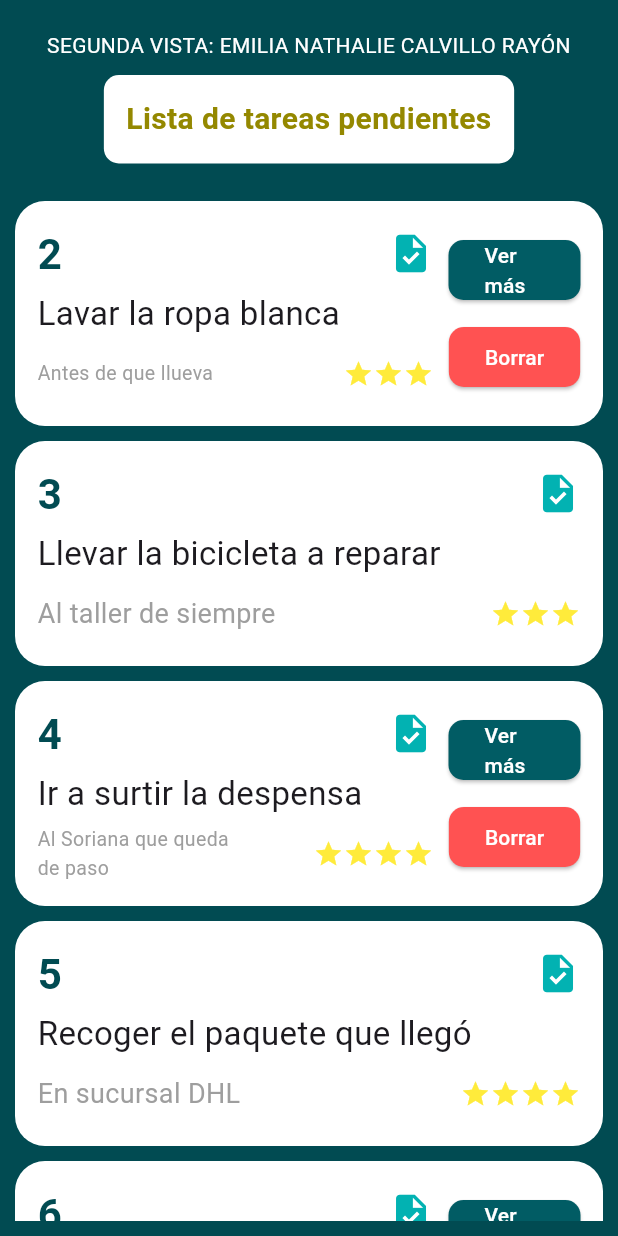
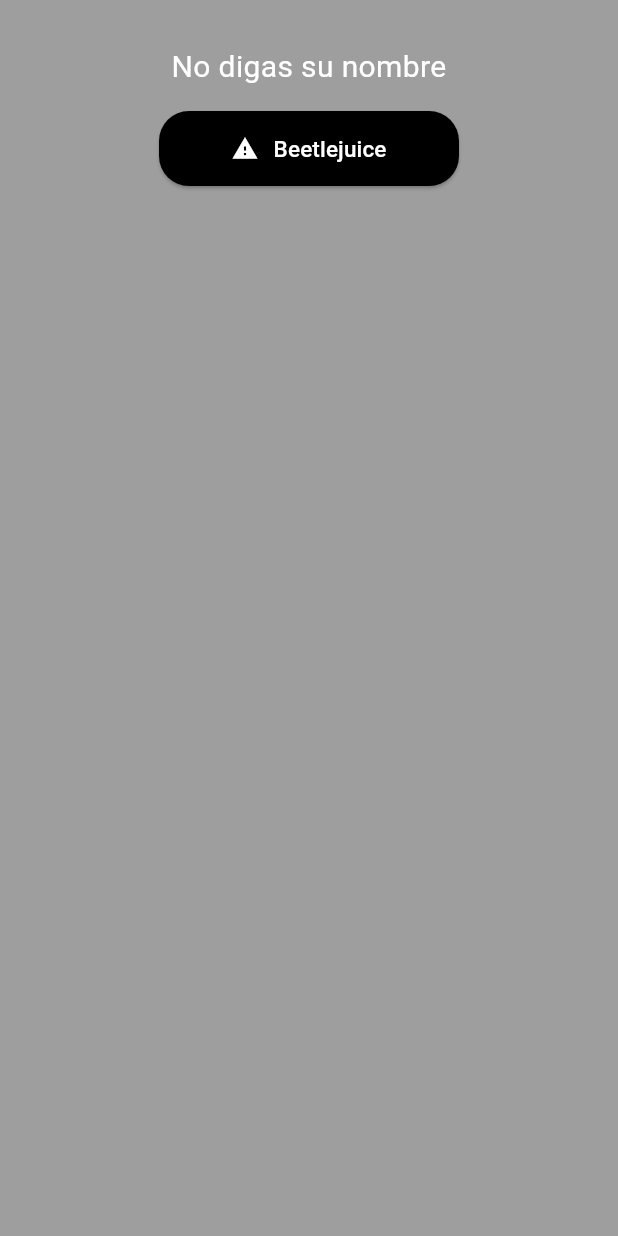
Before and after one commit to Fundamentos-Moviles/examen-i-emilia-calvillo, a Flutter app: the Home screen opened directly, after a tap on "Ver más", on a phone screen of 412 x 824 dp. Run offline on Flutter 3.47's test engine with Material 3 defaults, Android fonts, the phone set to English and light mode, and no system bars.

Commit message:
Quinto commit, more_info terminado

```diff
--- a/lib/home.dart
+++ b/lib/home.dart
@@ -1,3 +1,4 @@
+import 'package:examen1/more_info.dart';
 import 'package:flutter/material.dart';
 import 'package:examen1/utils/constants.dart' as con;
 
@@ -138,7 +139,16 @@ class CreateFirstCard extends StatelessWidget {
 
   @override
   Widget build(BuildContext context) {
-    return Container(
+    return GestureDetector(
+      onTap: () {
+        Navigator.push(
+          context,
+          MaterialPageRoute(
+            builder: (context) => MoreInfo(),
+          ),
+        );
+      },
+      child: Container(
         padding: EdgeInsets.all(15.0),
         height: 150.0,
         decoration: BoxDecoration(
@@ -210,9 +220,11 @@ class CreateFirstCard extends StatelessWidget {
             ),
           ],
         ),
+      ),
     );
   }
 }
+
 
 // SecondCard class
 class CreateSecondCard extends StatelessWidget {
@@ -318,7 +330,7 @@ class CreateSecondCard extends StatelessWidget {
               children: [
                 ElevatedButton(
                   onPressed: () {
-                    //
+                    Navigator.push(context, MaterialPageRoute(builder: (context) => MoreInfo()));
                   },
                   style: ElevatedButton.styleFrom(
                     backgroundColor: con.background2,
--- a/lib/main.dart
+++ b/lib/main.dart
@@ -1,5 +1,6 @@
 import 'package:examen1/home.dart';
 import 'package:examen1/login.dart';
+import 'package:examen1/more_info.dart';
 import 'package:flutter/material.dart';
 
 void main() {
@@ -18,7 +19,7 @@ class MyApp extends StatelessWidget {
         colorScheme: ColorScheme.fromSeed(seedColor: Colors.deepPurple),
         useMaterial3: true,
       ),
-      home: const Home(),
+      home: const Login(),
     );
   }
 }
--- /dev/null
+++ b/lib/more_info.dart
@@ -0,0 +1,102 @@
+import 'package:flutter/material.dart';
+
+class MoreInfo extends StatefulWidget {
+  const MoreInfo({super.key});
+
+  @override
+  State<MoreInfo> createState() => _MoreInfoState();
+}
+
+class _MoreInfoState extends State<MoreInfo> {
+  int clickCount = 0;
+  List<List<Color>> containers = [];
+
+  void _onButtonPressed() {
+    setState(() {
+      clickCount++;
+
+      int sections = (clickCount % 12 == 0) ? 12 : clickCount % 12;
+
+      List<Color> currentContainer = List.generate(
+        sections,
+            (index) => index % 2 == 0 ? Colors.white : Colors.black,
+      );
+
+      if (sections == 1) {
+        containers.add(currentContainer);
+      } else {
+        containers[containers.length - 1] = currentContainer;
+      }
+    });
+  }
+
+  @override
+  Widget build(BuildContext context) {
+    return Scaffold(
+      backgroundColor: Colors.grey,
+      body: SingleChildScrollView(
+        child: Padding(
+          padding: const EdgeInsets.symmetric(vertical: 30.0),
+          child: Column(
+            children: [
+              Center(
+                child: Column(
+                  crossAxisAlignment: CrossAxisAlignment.center,
+                  children: [
+                    Text(
+                      'No digas su nombre',
+                      style: TextStyle(fontSize: 20.0, color: Colors.white),
+                      textAlign: TextAlign.center,
+                    ),
+                    SizedBox(height: 15.0),
+                    ElevatedButton(
+                      style: ElevatedButton.styleFrom(
+                        backgroundColor: Colors.black,
+                        shape: RoundedRectangleBorder(
+                          borderRadius: BorderRadius.circular(20.0),
+                        ),
+                        fixedSize: Size(200, 50),
+                      ),
+                      onPressed: _onButtonPressed,
+                      child: Row(
+                        mainAxisAlignment: MainAxisAlignment.center,
+                        children: [
+                          Icon(Icons.warning, color: Colors.white),
+                          SizedBox(width: 10),
+                          Text(
+                            'Beetlejuice',
+                            style: TextStyle(fontSize: 15.0, color: Colors.white),
+                          ),
+                        ],
+                      ),
+                    ),
+                    SizedBox(height: 15.0),
+                  ],
+                ),
+              ),
+              Column(
+                children: containers.map((colors) {
+                  return Padding(
+                    padding: const EdgeInsets.symmetric(vertical: 5.0),
+                    child: Row(
+                      children: colors
+                          .map(
+                            (color) => Expanded(
+                          child: Container(
+                            height: 300.0,
+                            color: color,
+                          ),
+                        ),
+                      )
+                          .toList(),
+                    ),
+                  );
+                }).toList(),
+              ),
+            ],
+          ),
+        ),
+      ),
+    );
+  }
+}
```
Lines whose indentation alone changed are shown as unchanged.
